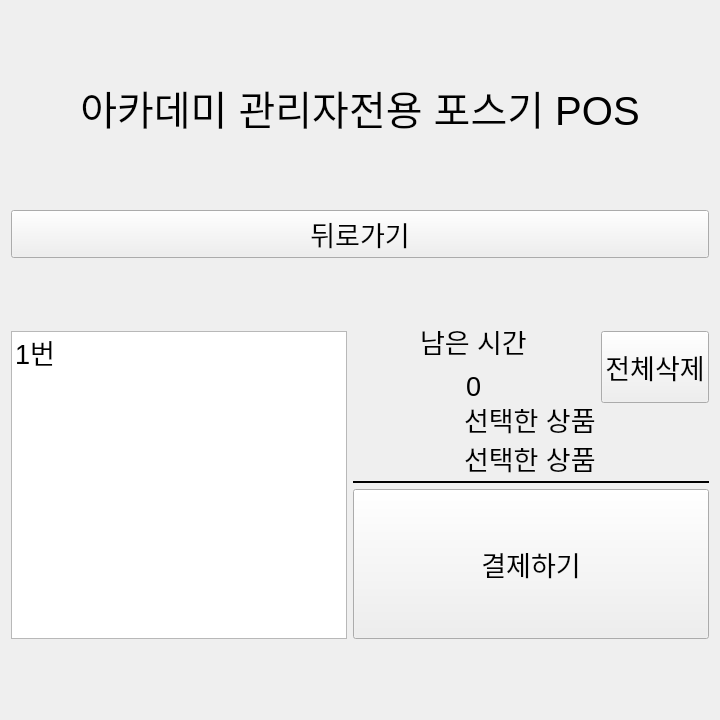
Before: the Qt Designer form my_package/ui/order_menu.ui in Seongeun11/PyPointKiosk, drawn with Qt 5.
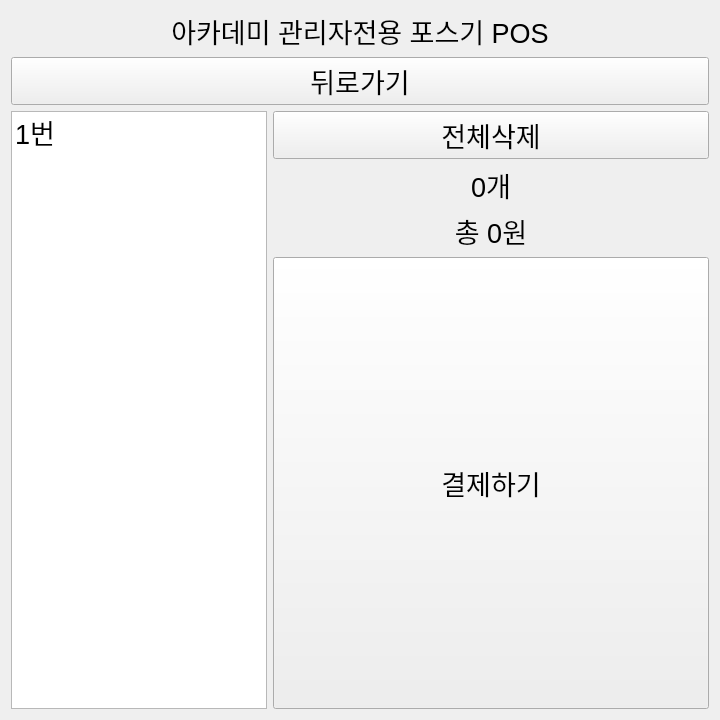
After: the same form once the commit is applied.

Commit message: add ui scaling and text color

```diff
--- a/my_package/ui/order_menu.ui
+++ b/my_package/ui/order_menu.ui
@@ -40,11 +40,11 @@
   <layout class="QVBoxLayout" name="verticalLayout">
    <item>
     <widget class="QPushButton" name="btn_title">
-     <property name="font">
-      <font>
-       <pointsize>30</pointsize>
-       <bold>false</bold>
-      </font>
+     <property name="sizePolicy">
+      <sizepolicy hsizetype="Expanding" vsizetype="Fixed">
+       <horstretch>0</horstretch>
+       <verstretch>0</verstretch>
+      </sizepolicy>
      </property>
      <property name="focusPolicy">
       <enum>Qt::FocusPolicy::NoFocus</enum>
@@ -106,7 +106,7 @@
     </widget>
    </item>
    <item>
-    <layout class="QHBoxLayout" name="horizontalLayout_3" stretch="0,0">
+    <layout class="QHBoxLayout" name="horizontalLayout_3" stretch="0,1">
      <property name="leftMargin">
       <number>0</number>
      </property>
@@ -118,12 +118,6 @@
          <verstretch>0</verstretch>
         </sizepolicy>
        </property>
-       <property name="font">
-        <font>
-         <pointsize>20</pointsize>
-         <bold>false</bold>
-        </font>
-       </property>
        <item>
         <property name="text">
          <string>1번</string>
@@ -132,55 +126,40 @@
       </widget>
      </item>
      <item>
-      <layout class="QGridLayout" name="gridLayout_2" rowstretch="0,0,0,0,0" columnstretch="0,0,0,0">
+      <layout class="QGridLayout" name="gridLayout_2" rowstretch="0,0,0,0,0" columnstretch="0,0,0">
        <property name="sizeConstraint">
         <enum>QLayout::SizeConstraint::SetDefaultConstraint</enum>
        </property>
-       <item row="1" column="1" colspan="2">
-        <widget class="QLineEdit" name="le_time_num">
+       <item row="2" column="1" colspan="2">
+        <widget class="QLabel" name="lb_select_products">
+         <property name="text">
+          <string>0개</string>
+         </property>
+         <property name="alignment">
+          <set>Qt::AlignmentFlag::AlignCenter</set>
+         </property>
+        </widget>
+       </item>
+       <item row="3" column="1" colspan="2">
+        <widget class="QLabel" name="lb_total_price">
          <property name="sizePolicy">
-          <sizepolicy hsizetype="Expanding" vsizetype="Fixed">
+          <sizepolicy hsizetype="Expanding" vsizetype="Preferred">
            <horstretch>0</horstretch>
            <verstretch>0</verstretch>
           </sizepolicy>
          </property>
-         <property name="font">
-          <font>
-           <pointsize>20</pointsize>
-           <bold>false</bold>
-           <kerning>true</kerning>
-          </font>
-         </property>
-         <property name="cursor">
-          <cursorShape>ArrowCursor</cursorShape>
-         </property>
-         <property name="mouseTracking">
-          <bool>false</bool>
-         </property>
-         <property name="focusPolicy">
-          <enum>Qt::FocusPolicy::NoFocus</enum>
-         </property>
-         <property name="contextMenuPolicy">
-          <enum>Qt::ContextMenuPolicy::NoContextMenu</enum>
-         </property>
-         <property name="autoFillBackground">
-          <bool>false</bool>
-         </property>
-         <property name="styleSheet">
-          <string notr="true">background-color: transparent; border: none;</string>
-         </property>
          <property name="text">
-          <string>0</string>
+          <string>총 0원</string>
          </property>
          <property name="alignment">
           <set>Qt::AlignmentFlag::AlignCenter</set>
          </property>
         </widget>
        </item>
-       <item row="4" column="1" colspan="3">
+       <item row="4" column="1" colspan="2">
         <widget class="QPushButton" name="btn_payment">
          <property name="sizePolicy">
-          <sizepolicy hsizetype="Expanding" vsizetype="Fixed">
+          <sizepolicy hsizetype="Expanding" vsizetype="Expanding">
            <horstretch>0</horstretch>
            <verstretch>0</verstretch>
           </sizepolicy>
@@ -188,15 +167,9 @@
          <property name="minimumSize">
           <size>
            <width>0</width>
-           <height>150</height>
+           <height>0</height>
           </size>
          </property>
-         <property name="font">
-          <font>
-           <pointsize>20</pointsize>
-           <bold>false</bold>
-          </font>
-         </property>
          <property name="cursor">
           <cursorShape>ArrowCursor</cursorShape>
          </property>
@@ -211,48 +184,7 @@
          </property>
         </widget>
        </item>
-       <item row="0" column="1" colspan="2">
-        <widget class="QLineEdit" name="le_time_counter">
-         <property name="sizePolicy">
-          <sizepolicy hsizetype="Expanding" vsizetype="Fixed">
-           <horstretch>0</horstretch>
-           <verstretch>0</verstretch>
-          </sizepolicy>
-         </property>
-         <property name="font">
-          <font>
-           <pointsize>20</pointsize>
-           <bold>false</bold>
-           <kerning>true</kerning>
-          </font>
-         </property>
-         <property name="cursor">
-          <cursorShape>ArrowCursor</cursorShape>
-         </property>
-         <property name="mouseTracking">
-          <bool>false</bool>
-         </property>
-         <property name="focusPolicy">
-          <enum>Qt::FocusPolicy::NoFocus</enum>
-         </property>
-         <property name="contextMenuPolicy">
-          <enum>Qt::ContextMenuPolicy::NoContextMenu</enum>
-         </property>
-         <property name="autoFillBackground">
-          <bool>false</bool>
-         </property>
-         <property name="styleSheet">
-          <string notr="true">background-color: transparent; border: none;</string>
-         </property>
-         <property name="text">
-          <string>남은 시간</string>
-         </property>
-         <property name="alignment">
-          <set>Qt::AlignmentFlag::AlignCenter</set>
-         </property>
-        </widget>
-       </item>
-       <item row="0" column="3" rowspan="2">
+       <item row="0" column="1" rowspan="2" colspan="2">
         <widget class="QPushButton" name="btn_all_delete">
          <property name="sizePolicy">
           <sizepolicy hsizetype="Expanding" vsizetype="Expanding">
@@ -260,81 +192,11 @@
            <verstretch>0</verstretch>
           </sizepolicy>
          </property>
-         <property name="font">
-          <font>
-           <pointsize>20</pointsize>
-           <bold>false</bold>
-          </font>
-         </property>
          <property name="text">
           <string>전체삭제</string>
          </property>
         </widget>
        </item>
-       <item row="3" column="1" colspan="3">
-        <widget class="QLineEdit" name="le_total_price">
-         <property name="sizePolicy">
-          <sizepolicy hsizetype="Expanding" vsizetype="Fixed">
-           <horstretch>0</horstretch>
-           <verstretch>0</verstretch>
-          </sizepolicy>
-         </property>
-         <property name="font">
-          <font>
-           <pointsize>20</pointsize>
-           <bold>false</bold>
-           <underline>false</underline>
-           <kerning>true</kerning>
-          </font>
-         </property>
-         <property name="cursor">
-          <cursorShape>ArrowCursor</cursorShape>
-         </property>
-         <property name="mouseTracking">
-          <bool>false</bool>
-         </property>
-         <property name="focusPolicy">
-          <enum>Qt::FocusPolicy::NoFocus</enum>
-         </property>
-         <property name="contextMenuPolicy">
-          <enum>Qt::ContextMenuPolicy::NoContextMenu</enum>
-         </property>
-         <property name="autoFillBackground">
-          <bool>false</bool>
-         </property>
-         <property name="styleSheet">
-          <string notr="true">background: transparent; border: none; border-bottom: 2px solid black; </string>
-         </property>
-         <property name="text">
-          <string>선택한 상품</string>
-         </property>
-         <property name="alignment">
-          <set>Qt::AlignmentFlag::AlignCenter</set>
-         </property>
-        </widget>
-       </item>
-       <item row="2" column="1" colspan="3">
-        <widget class="QLineEdit" name="le_select_products">
-         <property name="font">
-          <font>
-           <pointsize>20</pointsize>
-           <bold>false</bold>
-          </font>
-         </property>
-         <property name="styleSheet">
-          <string notr="true">background: transparent; border: none;</string>
-         </property>
-         <property name="text">
-          <string>선택한 상품</string>
-         </property>
-         <property name="cursorPosition">
-          <number>6</number>
-         </property>
-         <property name="alignment">
-          <set>Qt::AlignmentFlag::AlignCenter</set>
-         </property>
-        </widget>
-       </item>
       </layout>
      </item>
     </layout>
```
The commit also changes 18 other files.
